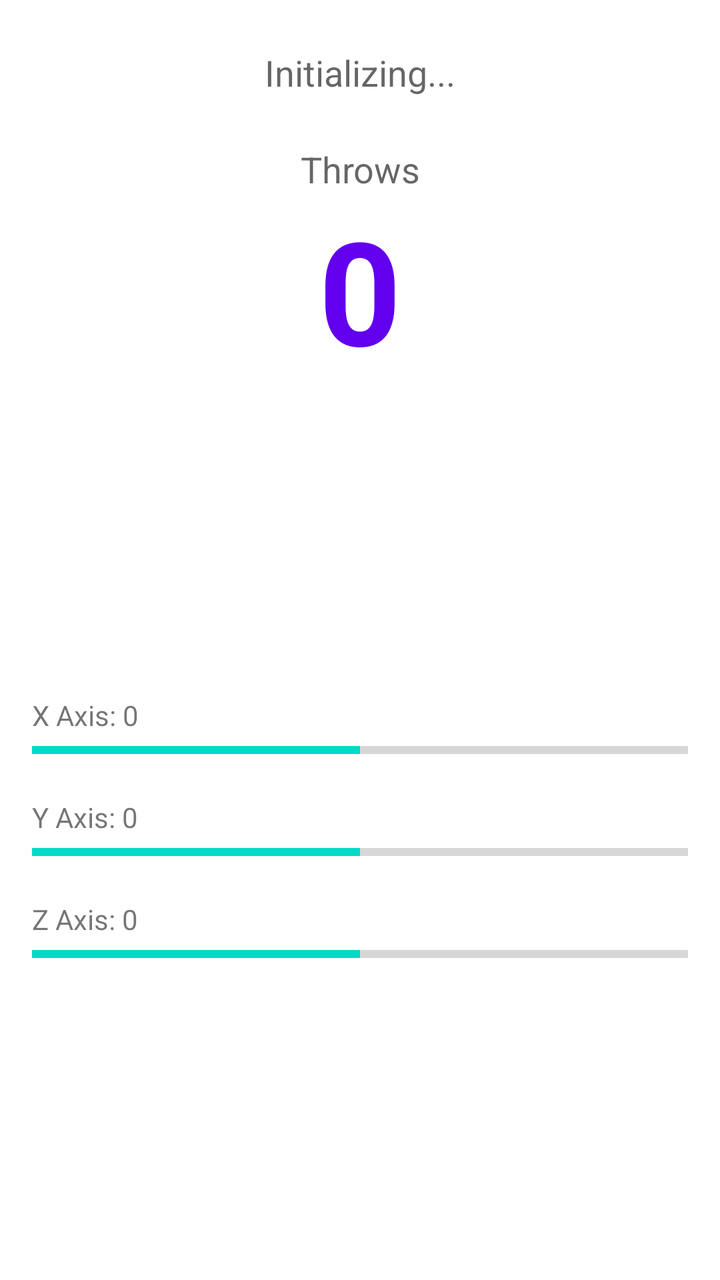
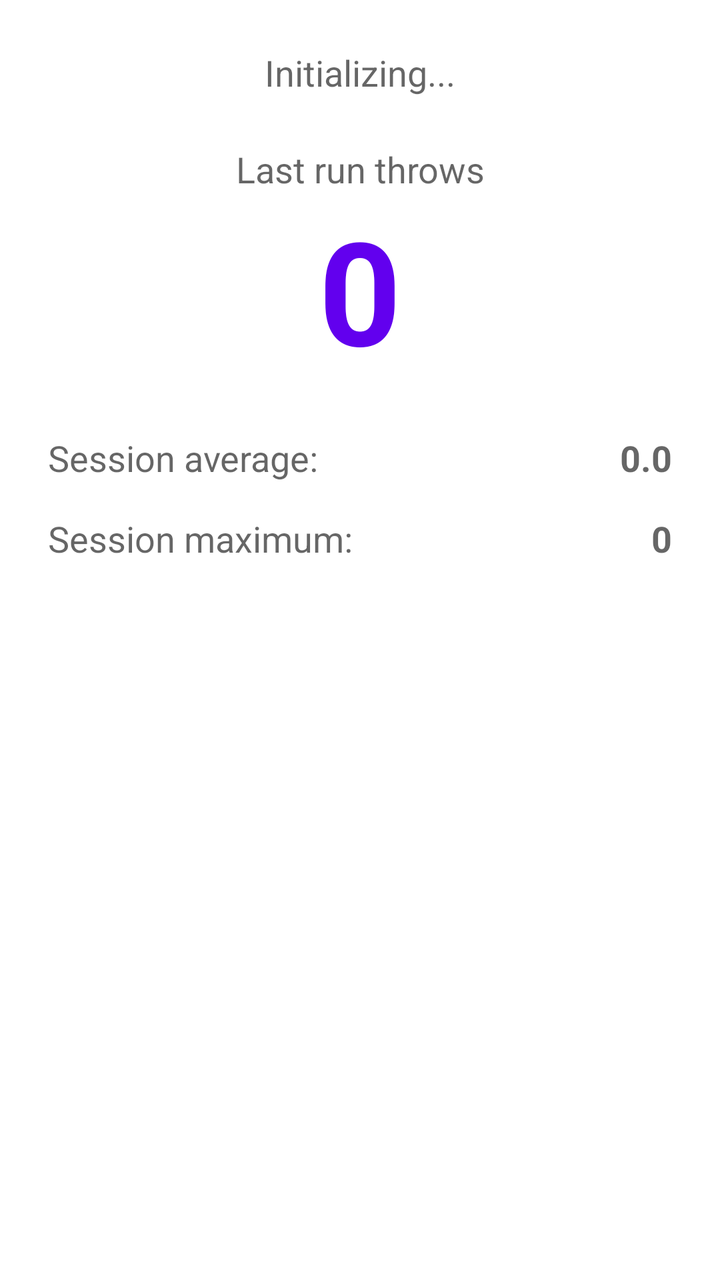

Before-and-after screenshots of an Android layout around one commit, followed by the original layout XML and the change that was made.
<!-- AndroidManifest.xml: application theme Theme.MaterialComponents.DayNight.NoActionBar -->
<!-- res/layout/activity_main.xml -->
<?xml version="1.0" encoding="utf-8"?>
<androidx.constraintlayout.widget.ConstraintLayout xmlns:android="http://schemas.android.com/apk/res/android"
    xmlns:app="http://schemas.android.com/apk/res-auto"
    xmlns:tools="http://schemas.android.com/tools"
    android:layout_width="match_parent"
    android:layout_height="match_parent"
    tools:context=".MainActivity">

    <TextView
        android:id="@+id/statusText"
        android:layout_width="0dp"
        android:layout_height="wrap_content"
        android:gravity="center"
        android:padding="24dp"
        android:text="Initializing..."
        android:textAppearance="@style/TextAppearance.AppCompat.Medium"
        app:layout_constraintEnd_toEndOf="parent"
        app:layout_constraintStart_toStartOf="parent"
        app:layout_constraintTop_toTopOf="parent" />

    <TextView
        android:id="@+id/throwCountLabel"
        android:layout_width="0dp"
        android:layout_height="wrap_content"
        android:gravity="center"
        android:text="Throws"
        android:textAppearance="@style/TextAppearance.AppCompat.Medium"
        app:layout_constraintEnd_toEndOf="parent"
        app:layout_constraintStart_toStartOf="parent"
        app:layout_constraintTop_toBottomOf="@id/statusText" />

    <TextView
        android:id="@+id/throwCount"
        android:layout_width="0dp"
        android:layout_height="wrap_content"
        android:gravity="center"
        android:text="0"
        android:textColor="?android:attr/colorPrimary"
        android:textSize="72sp"
        android:textStyle="bold"
        app:layout_constraintEnd_toEndOf="parent"
        app:layout_constraintStart_toStartOf="parent"
        app:layout_constraintTop_toBottomOf="@id/throwCountLabel" />

    <LinearLayout
        android:id="@+id/visualizationContainer"
        android:layout_width="0dp"
        android:layout_height="wrap_content"
        android:orientation="vertical"
        android:padding="16dp"
        app:layout_constraintBottom_toBottomOf="parent"
        app:layout_constraintEnd_toEndOf="parent"
        app:layout_constraintStart_toStartOf="parent"
        app:layout_constraintTop_toBottomOf="@id/throwCount">

        <LinearLayout
            android:layout_width="match_parent"
            android:layout_height="wrap_content"
            android:orientation="horizontal">
            <TextView
                android:layout_width="wrap_content"
                android:layout_height="wrap_content"
                android:text="X Axis: " />
            <TextView
                android:id="@+id/valX"
                android:layout_width="wrap_content"
                android:layout_height="wrap_content"
                android:text="0" />
        </LinearLayout>

        <ProgressBar
            android:id="@+id/barX"
            style="?android:attr/progressBarStyleHorizontal"
            android:layout_width="match_parent"
            android:layout_height="wrap_content"
            android:max="2000"
            android:progress="1000" />

        <LinearLayout
            android:layout_width="match_parent"
            android:layout_height="wrap_content"
            android:layout_marginTop="16dp"
            android:orientation="horizontal">
            <TextView
                android:layout_width="wrap_content"
                android:layout_height="wrap_content"
                android:text="Y Axis: " />
            <TextView
                android:id="@+id/valY"
                android:layout_width="wrap_content"
                android:layout_height="wrap_content"
                android:text="0" />
        </LinearLayout>

        <ProgressBar
            android:id="@+id/barY"
            style="?android:attr/progressBarStyleHorizontal"
            android:layout_width="match_parent"
            android:layout_height="wrap_content"
            android:max="2000"
            android:progress="1000" />

        <LinearLayout
            android:layout_width="match_parent"
            android:layout_height="wrap_content"
            android:layout_marginTop="16dp"
            android:orientation="horizontal">
            <TextView
                android:layout_width="wrap_content"
                android:layout_height="wrap_content"
                android:text="Z Axis: " />
            <TextView
                android:id="@+id/valZ"
                android:layout_width="wrap_content"
                android:layout_height="wrap_content"
                android:text="0" />
        </LinearLayout>

        <ProgressBar
            android:id="@+id/barZ"
            style="?android:attr/progressBarStyleHorizontal"
            android:layout_width="match_parent"
            android:layout_height="wrap_content"
            android:max="2000"
            android:progress="1000" />

    </LinearLayout>
</androidx.constraintlayout.widget.ConstraintLayout>
<!-- resources referenced by this layout -->
<resources>

</resources>

<!-- the commit's change to res/layout/activity_main.xml (unified diff, before → after) -->
@@ -23,7 +23,7 @@
         android:layout_width="0dp"
         android:layout_height="wrap_content"
         android:gravity="center"
-        android:text="Throws"
+        android:text="Last run throws"
         android:textAppearance="@style/TextAppearance.AppCompat.Medium"
         app:layout_constraintEnd_toEndOf="parent"
         app:layout_constraintStart_toStartOf="parent"
@@ -43,12 +43,11 @@
         app:layout_constraintTop_toBottomOf="@id/throwCountLabel" />
 
     <LinearLayout
-        android:id="@+id/visualizationContainer"
+        android:id="@+id/sessionStatsContainer"
         android:layout_width="0dp"
         android:layout_height="wrap_content"
         android:orientation="vertical"
-        android:padding="16dp"
-        app:layout_constraintBottom_toBottomOf="parent"
+        android:padding="24dp"
         app:layout_constraintEnd_toEndOf="parent"
         app:layout_constraintStart_toStartOf="parent"
         app:layout_constraintTop_toBottomOf="@id/throwCount">
@@ -58,23 +57,19 @@
             android:layout_height="wrap_content"
             android:orientation="horizontal">
             <TextView
+                android:layout_width="0dp"
+                android:layout_weight="1"
+                android:layout_height="wrap_content"
+                android:text="Session average:"
+                android:textAppearance="@style/TextAppearance.AppCompat.Medium" />
+            <TextView
+                android:id="@+id/sessionAverage"
                 android:layout_width="wrap_content"
                 android:layout_height="wrap_content"
-                android:text="X Axis: " />
-            <TextView
-                android:id="@+id/valX"
-                android:layout_width="wrap_content"
-                android:layout_height="wrap_content"
-                android:text="0" />
+                android:text="0.0"
+                android:textAppearance="@style/TextAppearance.AppCompat.Medium"
+                android:textStyle="bold" />
         </LinearLayout>
-
-        <ProgressBar
-            android:id="@+id/barX"
-            style="?android:attr/progressBarStyleHorizontal"
-            android:layout_width="match_parent"
-            android:layout_height="wrap_content"
-            android:max="2000"
-            android:progress="1000" />
 
         <LinearLayout
             android:layout_width="match_parent"
@@ -82,47 +77,19 @@
             android:layout_marginTop="16dp"
             android:orientation="horizontal">
             <TextView
+                android:layout_width="0dp"
+                android:layout_weight="1"
+                android:layout_height="wrap_content"
+                android:text="Session maximum:"
+                android:textAppearance="@style/TextAppearance.AppCompat.Medium" />
+            <TextView
+                android:id="@+id/sessionMax"
                 android:layout_width="wrap_content"
                 android:layout_height="wrap_content"
-                android:text="Y Axis: " />
-            <TextView
-                android:id="@+id/valY"
-                android:layout_width="wrap_content"
-                android:layout_height="wrap_content"
-                android:text="0" />
+                android:text="0"
+                android:textAppearance="@style/TextAppearance.AppCompat.Medium"
+                android:textStyle="bold" />
         </LinearLayout>
-
-        <ProgressBar
-            android:id="@+id/barY"
-            style="?android:attr/progressBarStyleHorizontal"
-            android:layout_width="match_parent"
-            android:layout_height="wrap_content"
-            android:max="2000"
-            android:progress="1000" />
-
-        <LinearLayout
-            android:layout_width="match_parent"
-            android:layout_height="wrap_content"
-            android:layout_marginTop="16dp"
-            android:orientation="horizontal">
-            <TextView
-                android:layout_width="wrap_content"
-                android:layout_height="wrap_content"
-                android:text="Z Axis: " />
-            <TextView
-                android:id="@+id/valZ"
-                android:layout_width="wrap_content"
-                android:layout_height="wrap_content"
-                android:text="0" />
-        </LinearLayout>
-
-        <ProgressBar
-            android:id="@+id/barZ"
-            style="?android:attr/progressBarStyleHorizontal"
-            android:layout_width="match_parent"
-            android:layout_height="wrap_content"
-            android:max="2000"
-            android:progress="1000" />
 
     </LinearLayout>
 </androidx.constraintlayout.widget.ConstraintLayout>
